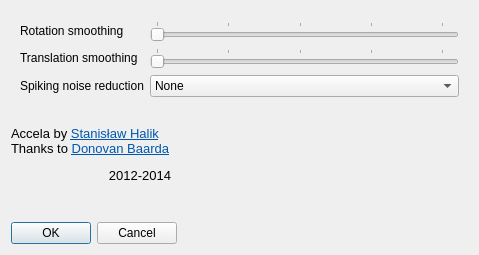
opentrack/opentrack, file ftnoir_filter_accela/ftnoir_accela_filtercontrols.ui: the form before one commit.
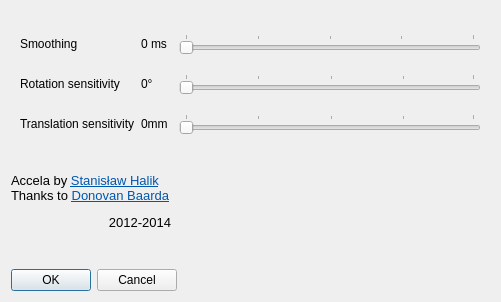
The form after the commit. Icons and pictures are not drawn.

Commit message: accela: show exact parameter values in the ui

```diff
--- a/ftnoir_filter_accela/ftnoir_accela_filtercontrols.ui
+++ b/ftnoir_filter_accela/ftnoir_accela_filtercontrols.ui
@@ -9,8 +9,8 @@
    <rect>
     <x>0</x>
     <y>0</y>
-    <width>479</width>
-    <height>255</height>
+    <width>501</width>
+    <height>302</height>
    </rect>
   </property>
   <property name="windowTitle">
@@ -30,6 +30,57 @@
       <enum>QFrame::Raised</enum>
      </property>
      <layout class="QGridLayout" name="gridLayout_3">
+      <item row="3" column="3">
+       <widget class="QSlider" name="translation_slider">
+        <property name="maximum">
+         <number>99</number>
+        </property>
+        <property name="pageStep">
+         <number>5</number>
+        </property>
+        <property name="orientation">
+         <enum>Qt::Horizontal</enum>
+        </property>
+        <property name="tickPosition">
+         <enum>QSlider::TicksAbove</enum>
+        </property>
+        <property name="tickInterval">
+         <number>25</number>
+        </property>
+       </widget>
+      </item>
+      <item row="1" column="3">
+       <widget class="QSlider" name="rotation_slider">
+        <property name="maximum">
+         <number>99</number>
+        </property>
+        <property name="pageStep">
+         <number>5</number>
+        </property>
+        <property name="orientation">
+         <enum>Qt::Horizontal</enum>
+        </property>
+        <property name="tickPosition">
+         <enum>QSlider::TicksAbove</enum>
+        </property>
+        <property name="tickInterval">
+         <number>25</number>
+        </property>
+       </widget>
+      </item>
+      <item row="3" column="0">
+       <widget class="QLabel" name="label">
+        <property name="sizePolicy">
+         <sizepolicy hsizetype="Preferred" vsizetype="Minimum">
+          <horstretch>0</horstretch>
+          <verstretch>0</verstretch>
+         </sizepolicy>
+        </property>
+        <property name="text">
+         <string>Translation sensitivity</string>
+        </property>
+       </widget>
+      </item>
       <item row="1" column="0">
        <widget class="QLabel" name="lblSensYaw_6">
         <property name="sizePolicy">
@@ -43,94 +94,63 @@
 background:none;</string>
         </property>
         <property name="text">
-         <string>Rotation smoothing</string>
+         <string>Rotation sensitivity</string>
         </property>
        </widget>
       </item>
-      <item row="3" column="1">
-       <widget class="QComboBox" name="ewma">
-        <item>
-         <property name="text">
-          <string>None</string>
-         </property>
-        </item>
-        <item>
-         <property name="text">
-          <string>Low</string>
-         </property>
-        </item>
-        <item>
-         <property name="text">
-          <string>Normal</string>
-         </property>
-        </item>
-        <item>
-         <property name="text">
-          <string>High</string>
-         </property>
-        </item>
-        <item>
-         <property name="text">
-          <string>Extreme</string>
-         </property>
-        </item>
-       </widget>
-      </item>
-      <item row="2" column="0">
-       <widget class="QLabel" name="label">
-        <property name="sizePolicy">
-         <sizepolicy hsizetype="Preferred" vsizetype="Minimum">
-          <horstretch>0</horstretch>
-          <verstretch>0</verstretch>
-         </sizepolicy>
+      <item row="0" column="1">
+       <widget class="QLabel" name="ewma_label">
+        <property name="minimumSize">
+         <size>
+          <width>32</width>
+          <height>0</height>
+         </size>
         </property>
         <property name="text">
-         <string>Translation smoothing</string>
-        </property>
-       </widget>
-      </item>
-      <item row="2" column="1">
-       <widget class="QSlider" name="translation_slider">
-        <property name="maximum">
-         <number>99</number>
-        </property>
-        <property name="pageStep">
-         <number>5</number>
-        </property>
-        <property name="orientation">
-         <enum>Qt::Horizontal</enum>
-        </property>
-        <property name="tickPosition">
-         <enum>QSlider::TicksAbove</enum>
-        </property>
-        <property name="tickInterval">
-         <number>24</number>
+         <string>0 ms</string>
         </property>
        </widget>
       </item>
       <item row="1" column="1">
-       <widget class="QSlider" name="rotation_slider">
-        <property name="maximum">
-         <number>99</number>
-        </property>
-        <property name="pageStep">
-         <number>5</number>
-        </property>
-        <property name="orientation">
-         <enum>Qt::Horizontal</enum>
-        </property>
-        <property name="tickPosition">
-         <enum>QSlider::TicksAbove</enum>
-        </property>
-        <property name="tickInterval">
-         <number>24</number>
+       <widget class="QLabel" name="rot_gain">
+        <property name="text">
+         <string>0°</string>
         </property>
        </widget>
       </item>
-      <item row="3" column="0">
+      <item row="0" column="0">
        <widget class="QLabel" name="label_2">
         <property name="text">
-         <string>Spiking noise reduction</string>
+         <string>Smoothing</string>
+        </property>
+       </widget>
+      </item>
+      <item row="3" column="1">
+       <widget class="QLabel" name="trans_gain">
+        <property name="text">
+         <string>0mm</string>
+        </property>
+       </widget>
+      </item>
+      <item row="0" column="3">
+       <widget class="QSlider" name="ewma_slider">
+        <property name="maximum">
+         <number>100</number>
+        </property>
+        <property name="singleStep">
+         <number>10</number>
+        </property>
+        <property name="pageStep">
+         <number>25</number>
+        </property>
+        <property name="orientation">
+         <enum>Qt::Horizontal</enum>
+        </property>
+        <property name="tickPosition">
+         <enum>QSlider::TicksAbove</enum>
+        </property>
+        <property name="tickInterval">
+         <number>25</number>
         </property>
        </widget>
       </item>
```
Left out of the diff: 4 changed lines with no effect on the pictures. The commit also changes 3 other files.
